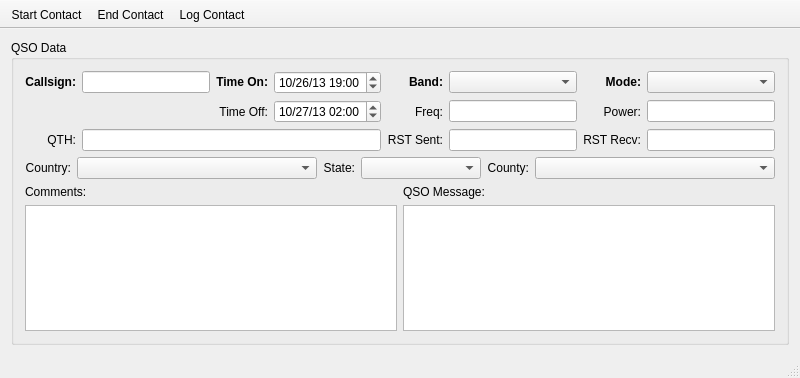
Before: the Qt Designer form ui/mainlogwindow.ui in gladdware/qhamlog, drawn with Qt 5.
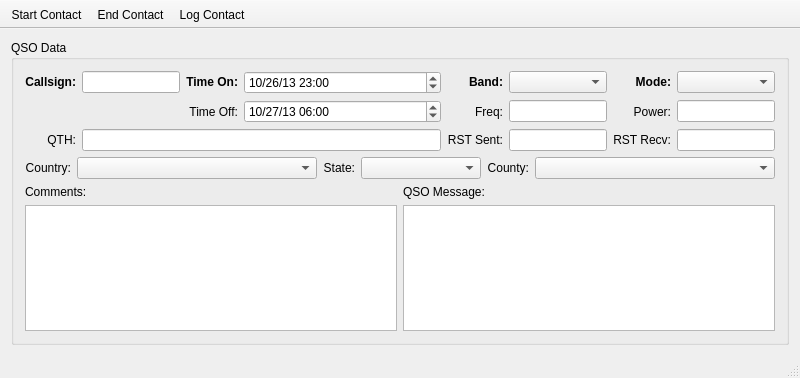
After: the same form once the commit is applied.

Commit message: Trying to fix some UI sizing inconsistencies

Patch:
```diff
--- a/ui/mainlogwindow.ui
+++ b/ui/mainlogwindow.ui
@@ -40,9 +40,9 @@
       </property>
       <layout class="QVBoxLayout" name="verticalLayout_2">
        <item>
-        <layout class="QGridLayout" name="gridLayout">
+        <layout class="QGridLayout" name="gridLayout" columnstretch="0,1,0,2,0,1,0,1">
          <property name="sizeConstraint">
-          <enum>QLayout::SetFixedSize</enum>
+          <enum>QLayout::SetDefaultConstraint</enum>
          </property>
          <item row="0" column="1">
           <widget class="QLineEdit" name="qsoCallTxt">
@@ -63,7 +63,7 @@
            </property>
           </widget>
          </item>
-         <item row="0" column="8">
+         <item row="0" column="7">
           <widget class="QComboBox" name="qsoModeCb">
            <property name="toolTip">
             <string>QSO mode</string>
@@ -80,7 +80,7 @@
            </property>
           </widget>
          </item>
-         <item row="0" column="5">
+         <item row="0" column="4">
           <widget class="QLabel" name="label_5">
            <property name="text">
             <string>&lt;html&gt;&lt;head/&gt;&lt;body&gt;&lt;p&gt;&lt;span style=&quot; font-weight:600;&quot;&gt;Band:&lt;/span&gt;&lt;/p&gt;&lt;/body&gt;&lt;/html&gt;</string>
@@ -90,7 +90,7 @@
            </property>
           </widget>
          </item>
-         <item row="1" column="6">
+         <item row="1" column="5">
           <widget class="QLineEdit" name="qsoFreqTxt">
            <property name="toolTip">
             <string>QSO frequency (MHz)</string>
@@ -100,7 +100,7 @@
            </property>
           </widget>
          </item>
-         <item row="0" column="7">
+         <item row="0" column="6">
           <widget class="QLabel" name="label_6">
            <property name="text">
             <string>&lt;html&gt;&lt;head/&gt;&lt;body&gt;&lt;p&gt;&lt;span style=&quot; font-weight:600;&quot;&gt;Mode:&lt;/span&gt;&lt;/p&gt;&lt;/body&gt;&lt;/html&gt;</string>
@@ -110,7 +110,7 @@
            </property>
           </widget>
          </item>
-         <item row="0" column="6">
+         <item row="0" column="5">
           <widget class="QComboBox" name="qsoBandCb">
            <property name="toolTip">
             <string>QSO ham band</string>
@@ -127,7 +127,7 @@
            </property>
           </widget>
          </item>
-         <item row="1" column="8">
+         <item row="1" column="7">
           <widget class="QLineEdit" name="qsoPowerTxt">
            <property name="toolTip">
             <string>QSO Tx power (Watts)</string>
@@ -147,7 +147,7 @@
            </property>
           </widget>
          </item>
-         <item row="1" column="7">
+         <item row="1" column="6">
           <widget class="QLabel" name="label_7">
            <property name="text">
             <string>Power:</string>
@@ -157,7 +157,7 @@
            </property>
           </widget>
          </item>
-         <item row="1" column="5">
+         <item row="1" column="4">
           <widget class="QLabel" name="label_11">
            <property name="text">
             <string>Freq:</string>
@@ -167,7 +167,7 @@
            </property>
           </widget>
          </item>
-         <item row="2" column="8">
+         <item row="2" column="7">
           <widget class="QLineEdit" name="qsoRstRecvTxt">
            <property name="toolTip">
             <string>Readability/Signal Strength/Tone Received</string>
@@ -180,7 +180,7 @@
            </property>
           </widget>
          </item>
-         <item row="2" column="7">
+         <item row="2" column="6">
           <widget class="QLabel" name="label_9">
            <property name="text">
             <string>RST Recv:</string>
@@ -190,7 +190,7 @@
            </property>
           </widget>
          </item>
-         <item row="2" column="6">
+         <item row="2" column="5">
           <widget class="QLineEdit" name="qsoRstSentTxt">
            <property name="toolTip">
             <string>Readability/Signal Strength/Tone Sent</string>
@@ -203,7 +203,7 @@
            </property>
           </widget>
          </item>
-         <item row="2" column="5">
+         <item row="2" column="4">
           <widget class="QLabel" name="label_8">
            <property name="text">
             <string>RST Sent:</string>
@@ -227,7 +227,7 @@
            </property>
            <property name="time">
             <time>
-             <hour>19</hour>
+             <hour>23</hour>
              <minute>0</minute>
              <second>0</second>
             </time>
@@ -274,7 +274,7 @@
            </property>
            <property name="time">
             <time>
-             <hour>2</hour>
+             <hour>6</hour>
              <minute>0</minute>
              <second>0</second>
             </time>
```
Left out of the diff: 2 changed lines with no effect on the pictures.
